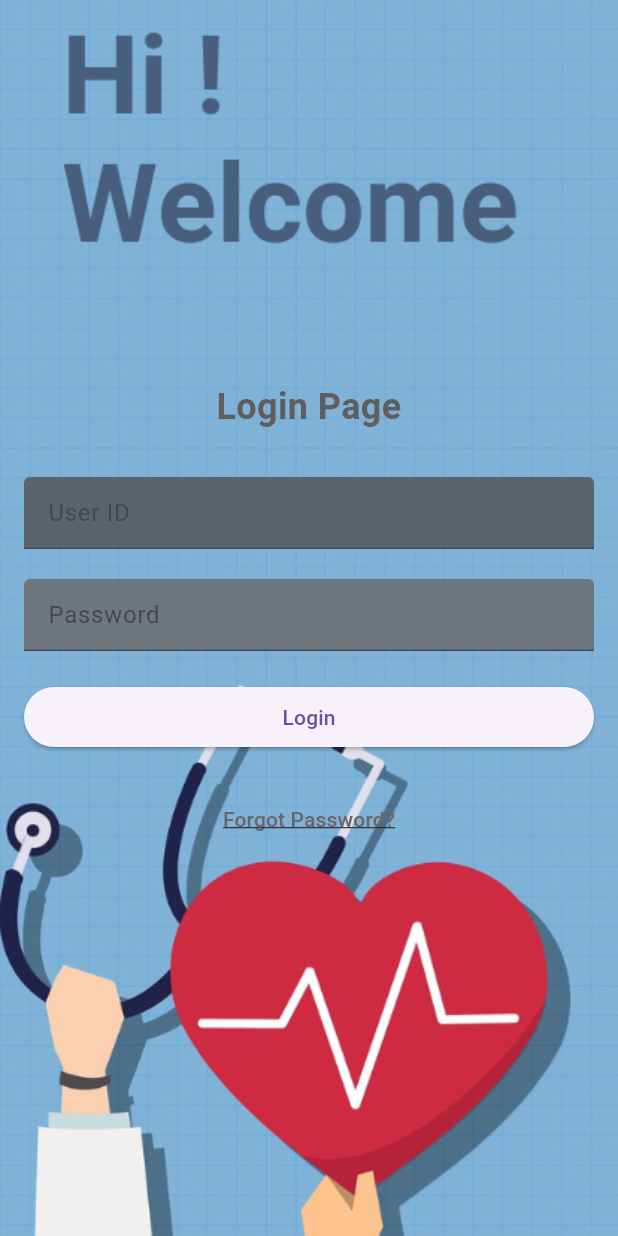
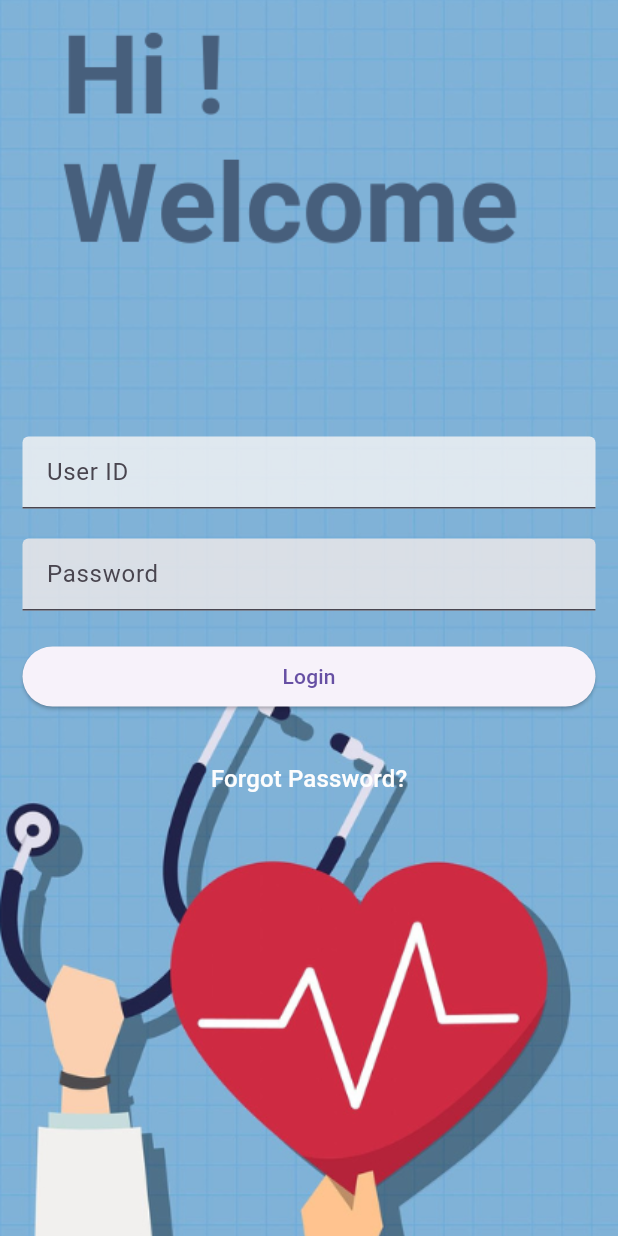
Before and after one commit to karthikeya-kar/pharmacy_app, a Flutter app: the screen it shows after launch, on a phone screen of 412 x 824 dp. Run offline on Flutter 3.47's test engine with Material 3 defaults, Android fonts, the light colour scheme and no system bars.

Commit message:
changes to login page

```diff
--- a/lib/screens/login_screen.dart
+++ b/lib/screens/login_screen.dart
@@ -15,25 +15,17 @@ class LoginScreen extends StatelessWidget {
         ),
         child: Center(
           child: Padding(
-            padding: const EdgeInsets.all(16.0), // Adds padding around the form
+            padding: const EdgeInsets.all(15.0), // Adds padding around the form
             child: Column(
               mainAxisAlignment: MainAxisAlignment.center,
               crossAxisAlignment: CrossAxisAlignment.stretch,
               children: <Widget>[
-                const Text(
-                  'Login Page',
-                  textAlign: TextAlign.center,
-                  style: TextStyle(
-                    fontSize: 24,
-                    fontWeight: FontWeight.bold,
-                    color: Color.fromARGB(255, 95, 93, 93),
-                  ),
-                ),
-                const SizedBox(height: 30), // Adds some space between the title and the form fields
+
+                const SizedBox(height: 10), // Adds some space between the title and the form fields
                 TextField(
                   decoration: InputDecoration(
                     filled: true,
-                    fillColor: const Color.fromARGB(255, 81, 80, 80).withOpacity(0.8),
+                    fillColor: Color.fromARGB(255, 247, 245, 245).withOpacity(0.8),
                     hintText: 'User ID',
                     border: const UnderlineInputBorder(), // Use underline style
                   ),
@@ -43,7 +35,7 @@ class LoginScreen extends StatelessWidget {
                   obscureText: true, // Masks the password input
                   decoration: InputDecoration(
                     filled: true,
-                    fillColor: const Color.fromARGB(255, 106, 104, 104).withOpacity(0.8),
+                    fillColor: Color.fromARGB(255, 240, 234, 234).withOpacity(0.8),
                     hintText: 'Password',
                     border: const UnderlineInputBorder(), // Use underline style
                   ),
@@ -64,8 +56,9 @@ class LoginScreen extends StatelessWidget {
                   child: const Text(
                     'Forgot Password?',
                     style: TextStyle(
-                      color: Color.fromARGB(255, 104, 102, 102),
-                      decoration: TextDecoration.underline,
+                      fontSize: 16,
+                      color: Color.fromARGB(255, 253, 253, 253),
+
                     ),
                   ),
                 ),
```
